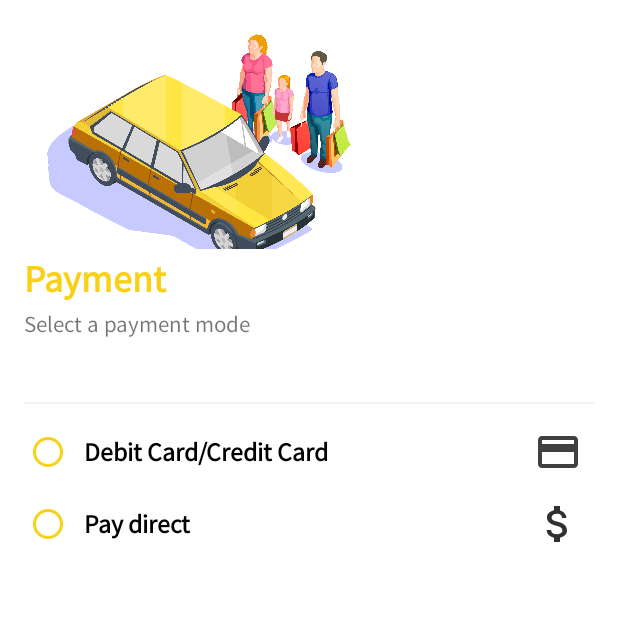
After one commit to ebinumer/TaxiBooking, an Android app: the PaymentActivity screen opened directly, with no data from a screen before it, on a phone screen of 412 x 824 dp, the top half of it. The commit adds this screen. Run offline under Robolectric (Android 15) with nearby library versions, the phone set to English and light mode, and no system bars; our stand-ins replace Firebase (no records; nobody signed in at launch, a user with empty details on screens opened directly).

Commit message:
some changes

```diff
--- a/app/src/main/AndroidManifest.xml
+++ b/app/src/main/AndroidManifest.xml
@@ -18,6 +18,9 @@
         android:supportsRtl="true"
         android:theme="@style/Theme.TaxiBooking"
         tools:targetApi="31">
+        <activity
+            android:name=".ui.PaymentActivity"
+            android:exported="false" />
         <activity
             android:name=".ui.trip.TripActivity"
             android:exported="false" />
--- a/app/src/main/java/com/example/taxibooking/data/prefrence/SessionManager.java
+++ b/app/src/main/java/com/example/taxibooking/data/prefrence/SessionManager.java
@@ -92,6 +92,9 @@ public class SessionManager {
     public String getUserId() {
         return shpref.getString(USERID, "");
     }
+    public String getMobile() {
+        return shpref.getString(MOBILE, "");
+    }
 
     public String getUserName() {
         return shpref.getString(USERNAME, "");
--- a/app/src/main/java/com/example/taxibooking/ui/auth/SignUpActivity.java
+++ b/app/src/main/java/com/example/taxibooking/ui/auth/SignUpActivity.java
@@ -64,7 +64,8 @@ public class SignUpActivity extends BaseActivity {
     private void registerUser() {
         if (NetworkManager.isNetworkAvailable(SignUpActivity.this)) {
             showLoading(this);
-
+            sessionManager.setUserName(binding.txtUname.getText().toString());
+            sessionManager.setMobile(binding.txtMob.getText().toString());
             Map<String, Object> user = new HashMap<>();
             user.put("username", binding.txtUname.getText().toString());
             user.put("email", binding.txtEmail.getText().toString());
--- a/app/src/main/java/com/example/taxibooking/ui/home/HomeActivity.java
+++ b/app/src/main/java/com/example/taxibooking/ui/home/HomeActivity.java
@@ -187,8 +187,8 @@ public class HomeActivity extends FragmentActivity implements OnMapReadyCallback
     }
 
     private void drawPolyLinePath(GoogleMap map, LatLng currentLocation, LatLng destination) {
-        sessionManager.setMyLat(String.valueOf(destination.latitude));
-        sessionManager.setMyLang(String.valueOf(destination.longitude));
+        sessionManager.setMyLat(String.valueOf(currentLocation.latitude));
+        sessionManager.setMyLang(String.valueOf(currentLocation.longitude));
         sessionManager.setDestinationLat(String.valueOf(destination.latitude));
         sessionManager.setDestinationLang( String.valueOf(destination.longitude));
         if (polyline != null)
--- /dev/null
+++ b/app/src/main/res/drawable-v24/debit.xml
@@ -0,0 +1,5 @@
+<vector android:height="24dp" android:tint="#404040"
+    android:viewportHeight="24" android:viewportWidth="24"
+    android:width="24dp" xmlns:android="http://schemas.android.com/apk/res/android">
+    <path android:fillColor="@android:color/white" android:pathData="M20,4L4,4c-1.11,0 -1.99,0.89 -1.99,2L2,18c0,1.11 0.89,2 2,2h16c1.11,0 2,-0.89 2,-2L22,6c0,-1.11 -0.89,-2 -2,-2zM20,18L4,18v-6h16v6zM20,8L4,8L4,6h16v2z"/>
+</vector>
--- /dev/null
+++ b/app/src/main/res/drawable-v24/ic_baseline_attach_money_24.xml
@@ -0,0 +1,5 @@
+<vector android:height="24dp" android:tint="#303030"
+    android:viewportHeight="24" android:viewportWidth="24"
+    android:width="24dp" xmlns:android="http://schemas.android.com/apk/res/android">
+    <path android:fillColor="@android:color/white" android:pathData="M11.8,10.9c-2.27,-0.59 -3,-1.2 -3,-2.15 0,-1.09 1.01,-1.85 2.7,-1.85 1.78,0 2.44,0.85 2.5,2.1h2.21c-0.07,-1.72 -1.12,-3.3 -3.21,-3.81V3h-3v2.16c-1.94,0.42 -3.5,1.68 -3.5,3.61 0,2.31 1.91,3.46 4.7,4.13 2.5,0.6 3,1.48 3,2.41 0,0.69 -0.49,1.79 -2.7,1.79 -2.06,0 -2.87,-0.92 -2.98,-2.1h-2.2c0.12,2.19 1.76,3.42 3.68,3.83V21h3v-2.15c1.95,-0.37 3.5,-1.5 3.5,-3.55 0,-2.84 -2.43,-3.81 -4.7,-4.4z"/>
+</vector>
--- /dev/null
+++ b/app/src/main/res/drawable/edit_text_border.xml
@@ -0,0 +1,8 @@
+<?xml version="1.0" encoding="utf-8"?>
+<shape xmlns:android="http://schemas.android.com/apk/res/android"
+    android:shape="rectangle">
+    <corners android:radius="10dp" />
+    <stroke
+        android:width="1dp"
+        android:color="@color/captionColor" />
+</shape>
--- /dev/null
+++ b/app/src/main/res/layout/activity_payment.xml
@@ -0,0 +1,277 @@
+<?xml version="1.0" encoding="utf-8"?>
+<RelativeLayout xmlns:android="http://schemas.android.com/apk/res/android"
+    xmlns:app="http://schemas.android.com/apk/res-auto"
+    xmlns:tools="http://schemas.android.com/tools"
+    android:layout_width="match_parent"
+    android:layout_height="match_parent"
+    tools:context=".ui.PaymentActivity">
+
+    <androidx.core.widget.NestedScrollView
+        android:layout_width="match_parent"
+        android:layout_height="match_parent"
+        tools:context="com.food.ordering.zinger.ui.signup.SignUpActivity">
+
+        <LinearLayout
+            android:id="@+id/layout_content"
+            android:layout_width="match_parent"
+            android:layout_height="wrap_content"
+            android:animateLayoutChanges="true"
+            android:orientation="vertical"
+            android:padding="16dp">
+
+
+            <ImageView
+                android:layout_width="250dp"
+                android:layout_height="150dp"
+                android:scaleType="centerCrop"
+                android:src="@drawable/paymnet" />
+
+            <TextView
+                android:layout_width="match_parent"
+                android:layout_height="wrap_content"
+                android:layout_gravity="top"
+                android:gravity="center|start"
+                android:paddingTop="3dp"
+                android:text="Payment"
+                android:textColor="@color/app_dark_yellow"
+                android:textSize="25sp"
+                android:textStyle="bold" />
+
+            <TextView
+                android:layout_width="match_parent"
+                android:layout_height="wrap_content"
+                android:layout_gravity="top"
+                android:gravity="center|start"
+                android:paddingTop="3dp"
+                android:text="Select a payment mode"
+                android:textSize="15sp" />
+
+
+            <TextView
+                android:id="@+id/tv_cash"
+                android:layout_width="match_parent"
+                android:layout_height="wrap_content"
+                android:layout_gravity="top"
+                android:layout_marginTop="10dp"
+                android:gravity="center|start"
+                android:paddingTop="3dp"
+                android:textColor="@color/app_yellow"
+                android:textSize="14sp" />
+
+            <View
+                android:layout_width="match_parent"
+                android:layout_height="1dp"
+                android:layout_marginTop="10dp"
+                android:background="#f2f2f2" />
+
+            <com.google.android.material.card.MaterialCardView
+                android:id="@+id/layout_debit_card"
+                android:layout_width="match_parent"
+                android:layout_height="wrap_content"
+                android:layout_marginTop="8dp"
+                app:cardCornerRadius="0dp"
+                app:cardElevation="0dp">
+
+                <LinearLayout
+                    android:layout_width="match_parent"
+                    android:layout_height="wrap_content"
+                    android:orientation="vertical">
+
+                    <LinearLayout
+                        android:layout_width="match_parent"
+                        android:layout_height="wrap_content"
+                        android:orientation="horizontal">
+
+                        <com.google.android.material.radiobutton.MaterialRadioButton
+                            android:id="@+id/radio_debit"
+                            android:layout_width="0dp"
+                            android:layout_height="wrap_content"
+                            android:layout_weight="1"
+                            android:buttonTint="@color/app_dark_yellow"
+                            android:paddingStart="8dp"
+                            android:text="Debit Card/Credit Card"
+                            android:textColor="@android:color/black"
+                            android:textSize="17sp"
+                            android:textStyle="bold" />
+
+                        <ImageView
+                            android:layout_width="32dp"
+                            android:layout_height="32dp"
+                            android:layout_gravity="center"
+                            android:layout_marginEnd="8dp"
+                            android:src="@drawable/debit" />
+                    </LinearLayout>
+
+                    <com.google.android.material.card.MaterialCardView
+                        android:id="@+id/card_debit_details"
+                        android:layout_width="match_parent"
+                        android:layout_height="wrap_content"
+                        android:layout_marginStart="10dp"
+                        android:layout_marginEnd="10dp"
+                        android:layout_marginBottom="8dp"
+                        android:visibility="gone"
+                        app:cardBackgroundColor="#F2F2F2">
+
+                        <LinearLayout
+                            android:layout_width="match_parent"
+                            android:layout_height="wrap_content"
+                            android:orientation="vertical"
+                            android:padding="16dp">
+
+                            <TextView
+                                android:layout_width="match_parent"
+                                android:layout_height="wrap_content"
+                                android:layout_weight="1"
+                                android:text="ENTER YOUR CARD DETAILS"
+                                android:textColor="@android:color/tab_indicator_text"
+                                android:textSize="10sp"
+                                android:textStyle="bold" />
+
+                            <EditText
+                                android:id="@+id/et_card"
+                                android:layout_width="match_parent"
+                                android:layout_height="wrap_content"
+                                android:layout_marginTop="8dp"
+                                android:background="@drawable/edit_text_border"
+                                android:padding="8dp"
+                                android:singleLine="true"
+                                android:textSize="14sp"
+                                android:textStyle="bold" />
+
+                            <LinearLayout
+                                android:layout_width="match_parent"
+                                android:layout_height="wrap_content"
+                                android:layout_marginTop="16dp"
+                                android:orientation="horizontal"
+                                android:weightSum="2">
+
+                                <LinearLayout
+                                    android:layout_width="0dp"
+                                    android:layout_height="wrap_content"
+                                    android:layout_marginEnd="8dp"
+                                    android:layout_weight="1"
+                                    android:orientation="vertical">
+
+                                    <TextView
+                                        android:layout_width="match_parent"
+                                        android:layout_height="wrap_content"
+                                        android:layout_weight="1"
+                                        android:text="EXPIRY / VALIDY DATE"
+                                        android:textColor="@android:color/tab_indicator_text"
+                                        android:textSize="10sp"
+                                        android:textStyle="bold" />
+
+                                    <EditText
+                                        android:id="@+id/et_expiry"
+                                        android:layout_width="match_parent"
+                                        android:layout_height="wrap_content"
+                                        android:layout_marginTop="8dp"
+                                        android:background="@drawable/edit_text_border"
+                                        android:hint="MM / YY"
+                                        android:maxLength="10"
+                                        android:padding="8dp"
+                                        android:singleLine="true"
+                                        android:textSize="14sp"
+                                        android:textStyle="bold" />
+                                </LinearLayout>
+
+                                <LinearLayout
+                                    android:layout_width="0dp"
+                                    android:layout_height="wrap_content"
+                                    android:layout_marginStart="8dp"
+                                    android:layout_weight="1"
+                                    android:orientation="vertical">
+
+                                    <TextView
+                                        android:layout_width="match_parent"
+                                        android:layout_height="wrap_content"
+                                        android:layout_weight="1"
+                                        android:text="CVV"
+                                        android:textColor="@android:color/tab_indicator_text"
+                                        android:textSize="10sp"
+                                        android:textStyle="bold" />
+
+                                    <EditText
+                                        android:id="@+id/et_cvv"
+                                        android:layout_width="match_parent"
+                                        android:layout_height="wrap_content"
+                                        android:layout_marginTop="8dp"
+                                        android:background="@drawable/edit_text_border"
+                                        android:inputType="numberPassword"
+                                        android:maxLength="4"
+                                        android:padding="8dp"
+                                        android:singleLine="true"
+                                        android:textSize="14sp"
+                                        android:textStyle="bold" />
+                                </LinearLayout>
+
+                            </LinearLayout>
+
+                            <com.google.android.material.button.MaterialButton
+                                android:id="@+id/button_debit_pay"
+                                android:layout_width="match_parent"
+                                android:layout_height="wrap_content"
+                                android:layout_marginTop="16dp"
+                                android:text="Confirm Payment"
+                                android:textAllCaps="false"
+                                android:textSize="17sp"
+                                app:backgroundTint="@color/app_dark_yellow" />
+
+                        </LinearLayout>
+                    </com.google.android.material.card.MaterialCardView>
+                </LinearLayout>
+
+            </com.google.android.material.card.MaterialCardView>
+
+            <LinearLayout
+                android:layout_width="match_parent"
+                android:layout_height="wrap_content"
+                android:orientation="horizontal">
+
+                <com.google.android.material.radiobutton.MaterialRadioButton
+                    android:id="@+id/radio_cod"
+                    android:layout_width="0dp"
+                    android:layout_height="wrap_content"
+                    android:layout_weight="1"
+                    android:buttonTint="@color/app_dark_yellow"
+                    android:paddingStart="8dp"
+                    android:text="Pay direct"
+                    android:textColor="@android:color/black"
+                    android:textSize="17sp"
+                    android:textStyle="bold" />
+
+                <ImageView
+                    android:layout_width="32dp"
+                    android:layout_height="32dp"
+                    android:layout_gravity="center"
+                    android:layout_marginEnd="8dp"
+                    android:src="@drawable/ic_baseline_attach_money_24" />
+            </LinearLayout>
+
+        </LinearLayout>
+
+    </androidx.core.widget.NestedScrollView>
+
+    <TextView
+        android:id="@+id/button_confirm_order"
+        android:layout_width="match_parent"
+        android:layout_height="wrap_content"
+        android:layout_alignParentBottom="true"
+        android:background="@color/app_dark_yellow"
+        android:gravity="center"
+        android:padding="10dp"
+        android:text="Confirm Payment"
+        android:textColor="@color/white"
+        android:textSize="18sp"
+        android:textStyle="bold"
+        android:visibility="gone" />
+
+    <androidx.fragment.app.FragmentContainerView
+        android:id="@+id/container_no_internet"
+        android:name="com.example.taxibooking.ui.NoInternetFragment"
+        android:layout_width="match_parent"
+        android:layout_height="match_parent"
+        android:visibility="gone" />
+
+
+</RelativeLayout>
--- a/app/src/main/res/layout/activity_trip.xml
+++ b/app/src/main/res/layout/activity_trip.xml
@@ -4,14 +4,15 @@
     xmlns:tools="http://schemas.android.com/tools"
     android:layout_width="match_parent"
     android:layout_height="match_parent"
+    android:id="@+id/main_layout"
     tools:context=".ui.trip.TripActivity">
 
     <com.google.android.material.appbar.MaterialToolbar
         android:id="@+id/toolbar"
         android:layout_width="match_parent"
-        android:background="@color/app_yellow"
         android:layout_height="wrap_content"
-        android:layout_alignParentTop="true">
+        android:layout_alignParentTop="true"
+        android:background="@color/app_yellow">
 
         <TextView
             android:id="@+id/textView4"
--- a/app/src/main/res/layout/driver_details_dialog.xml
+++ b/app/src/main/res/layout/driver_details_dialog.xml
@@ -3,6 +3,7 @@
     xmlns:app="http://schemas.android.com/apk/res-auto"
     xmlns:tools="http://schemas.android.com/tools"
     android:layout_width="match_parent"
+    android:id="@+id/main_driver_detail"
     android:layout_height="wrap_content"
     android:layout_margin="10dp"
     app:cardCornerRadius="20dp"
--- a/app/src/main/res/values/colors.xml
+++ b/app/src/main/res/values/colors.xml
@@ -12,5 +12,6 @@
     <color name="black">#FF000000</color>
     <color name="white">#FFFFFFFF</color>
     <color name="orange">#E24E4E4E</color>
+    <color name="captionColor">#555555</color>
 
 </resources>
```
Also changed, not shown: app/src/main/java/com/example/taxibooking/ui/PaymentActivity.java (added, +143 -0 lines), app/src/main/java/com/example/taxibooking/ui/home/BottomDialogFragment.java (+13 -4 lines), app/src/main/java/com/example/taxibooking/ui/trip/TripActivity.java (+20 -0 lines), app/src/main/res/drawable/paymnet.jpg (added).
